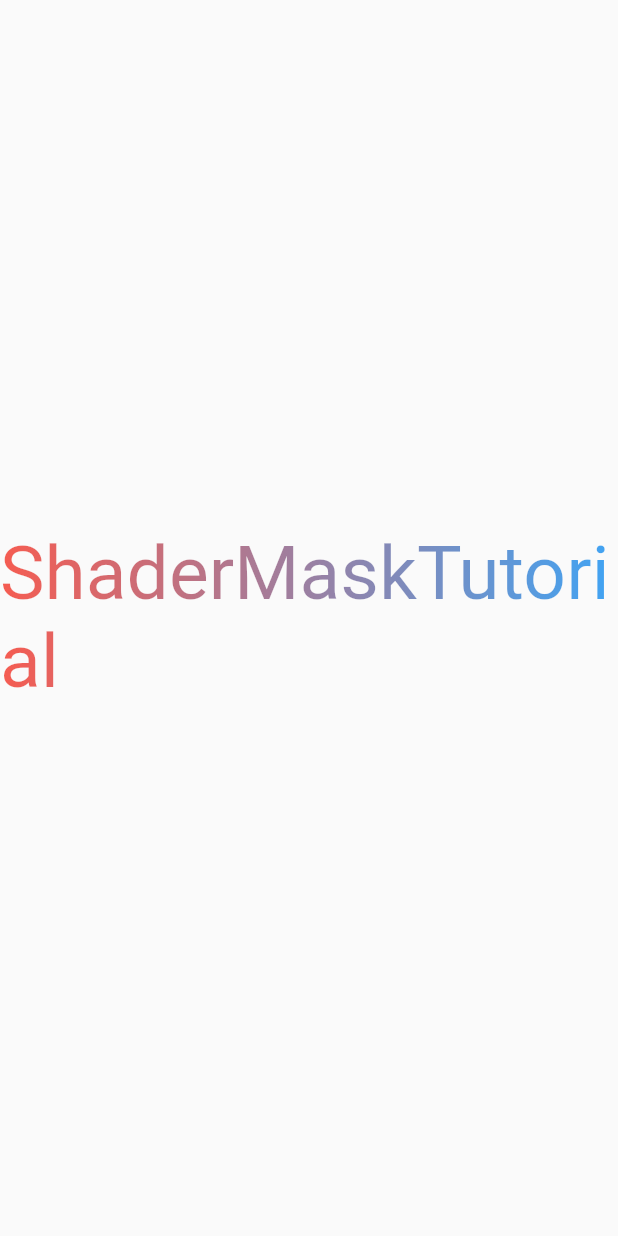
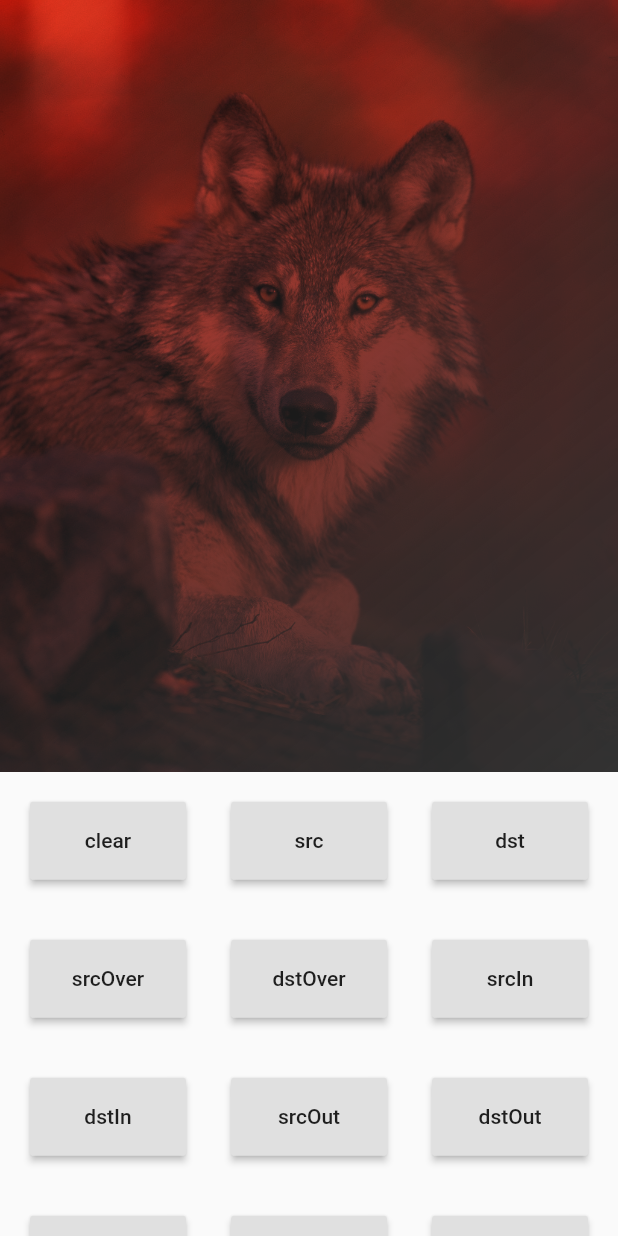
Before and after one commit to SinaSys/shader_mask_flutter, a Flutter app: the screen it shows after launch, on a phone screen of 412 x 824 dp. Run offline on Flutter 3.47's test engine with Material 2 defaults, Android fonts, the phone set to English and light mode, and no system bars.

Commit message:
commit DesignEffectApplication

```diff
--- /dev/null
+++ b/lib/blend_mode_title.dart
@@ -0,0 +1,6 @@
+final List<String> blendModeTitle = [
+  "clear","src","dst","srcOver","dstOver","srcIn","dstIn","srcOut","dstOut",
+  "srcATop","dstATop","xor","plus","screen","overlay","darken",
+  "lighten","colorDodge","colorBurn","hardLight","softLight","difference",
+  "exclusion","multiply","hue","saturation","color","luminosity"
+];
--- a/lib/main.dart
+++ b/lib/main.dart
@@ -1,4 +1,5 @@
 import 'package:flutter/material.dart';
+import 'package:shader_mask_flutter/blend_mode_title.dart';
 
 void main() {
   runApp(MyApp());
@@ -15,21 +16,90 @@ class MyApp extends StatelessWidget {
   }
 }
 
-class MyHomePage extends StatelessWidget {
+class MyHomePage extends StatefulWidget {
+
+  @override
+  _MyHomePageState createState() => _MyHomePageState();
+}
+
+class _MyHomePageState extends State<MyHomePage> {
+
+  var blendMode = BlendMode.modulate;
+
+  List<Widget> blendModeButton(){
+    List<Widget> buttonList = [];
+    var raisedBtn;
+    for(int i=0;i<blendModeTitle.length;i++){
+      raisedBtn =  RaisedButton(
+        onPressed: (){},
+        child: Text(blendModeTitle[i],
+        ),);
+      buttonList.add(raisedBtn);
+    }
+    return buttonList;
+  }
   @override
   Widget build(BuildContext context) {
     return Scaffold(
       body: SafeArea(
-          child:
-          Center(
-            child: ShaderMask(
-              blendMode: BlendMode.srcIn,
+        child: Column(
+          children: [
+            ShaderMask(
+              blendMode: blendMode,
               shaderCallback: (Rect bounds) {
                 return LinearGradient(
-                  colors: [Colors.red, Colors.blue],
-                  tileMode: TileMode.mirror,
-                ).createShader(bounds);
+                        begin: Alignment.topLeft,
+                        end: Alignment.bottomRight,
+                        colors: [Colors.red, Colors.black.withOpacity(0.8)])
+                    .createShader(bounds);
               },
-              child: const Text('ShaderMaskTutorial', style: TextStyle(fontSize: 50)),),
-          ),),);}
+              child:Image.asset(
+                'images/wolf.jpg',
+                fit: BoxFit.cover,
+              )
+            ),
+            Expanded(
+              child: GridView.builder(
+                padding:EdgeInsets.all(20),
+                itemCount: blendModeTitle.length,
+                gridDelegate: SliverGridDelegateWithFixedCrossAxisCount(
+                  childAspectRatio: 2.0,
+                  crossAxisSpacing: 30,
+                  mainAxisSpacing: 40.0,
+                  crossAxisCount: 3
+                ),
+                  itemBuilder: (context,index){
+                    return RaisedButton(
+                      child: Text(blendModeTitle[index]),
+                        onPressed: (){
+                          BlendMode blendModeEnum = BlendMode.values.firstWhere((e) => e.toString() == 'BlendMode.' + blendModeTitle[index]);
+                          setState(() {
+                            blendMode = blendModeEnum;
+                        // print(blendModeType);
+                       });
+                    });
+
+                  }),
+            )
+
+          ],
+        ),
+      ),
+    );
+  }
 }
+
+
+/*Expanded(
+child: SingleChildScrollView(
+child: Wrap(
+spacing: 20,
+runSpacing: 20,
+children:blendModeButton()
+),
+),
+)*/
+
+/*RaisedButton(
+child: Text(""),
+onPressed: (){})*/
```
